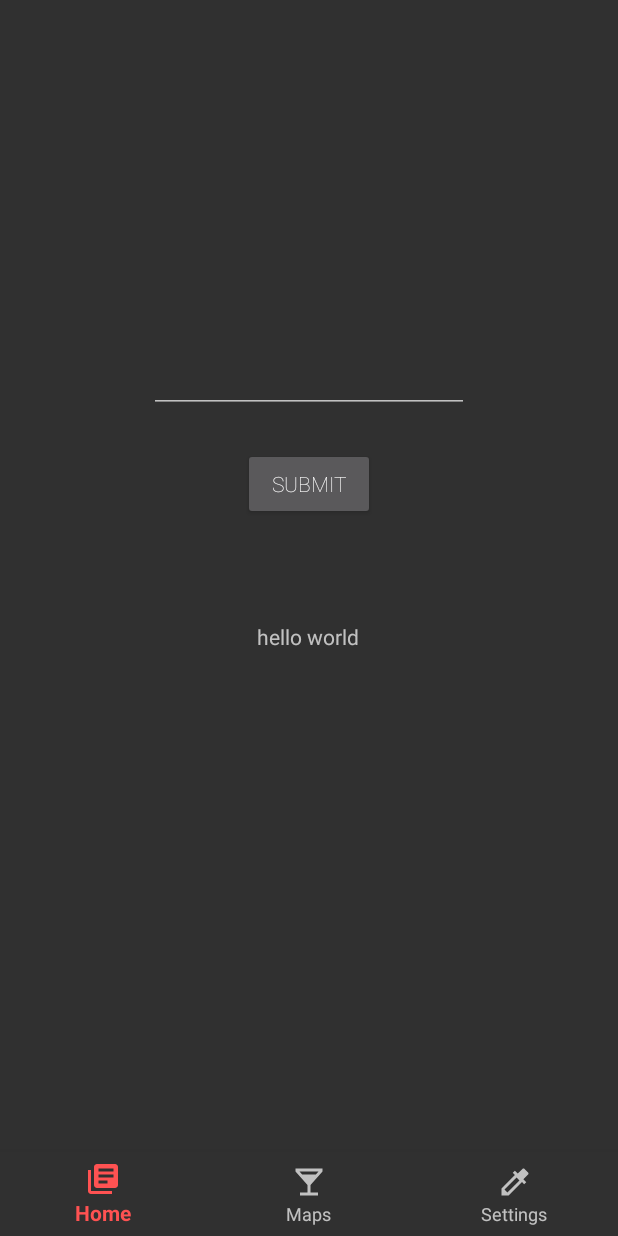
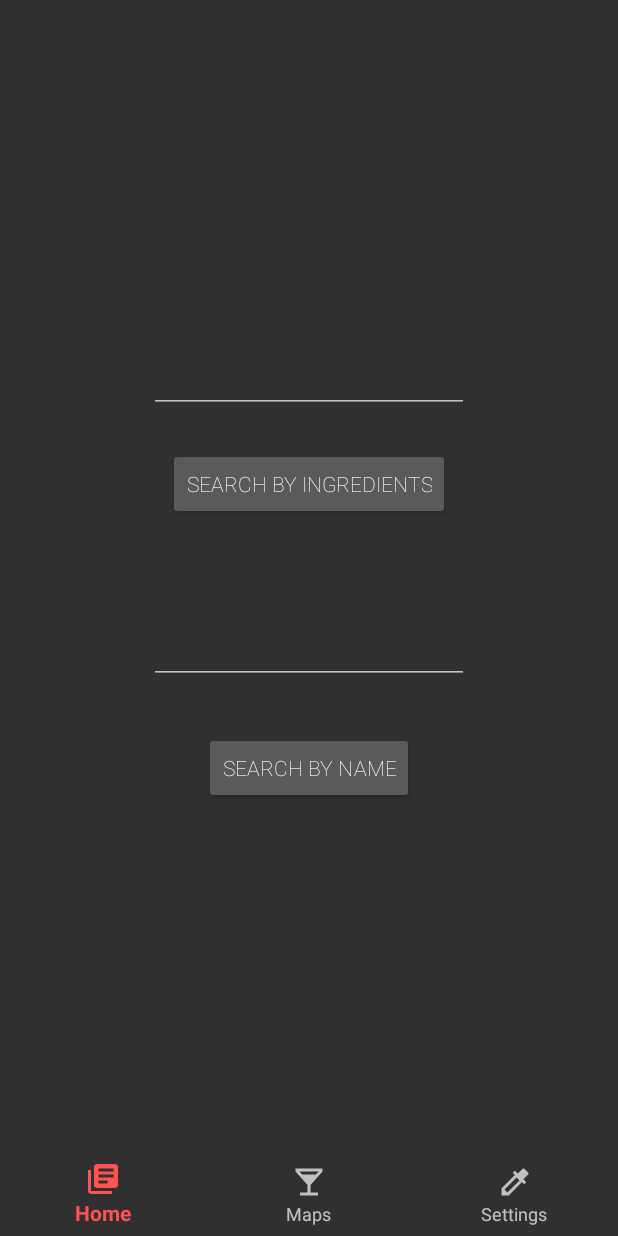
Before and after one commit to MysteryGenius/MezclaMAD, an Android app: the fragment SearchFragment placed in its activity, on a phone screen of 412 x 824 dp. Run offline under Robolectric (Android 15) with nearby library versions, the phone set to English and light mode, and no system bars; our stand-ins replace Firebase (no records; nobody signed in at launch, a user with empty details on screens opened directly).

Commit message:
i wanna die

```diff
--- a/app/src/main/java/com/example/chai/cocktails/utils/Constants.java
+++ b/app/src/main/java/com/example/chai/cocktails/utils/Constants.java
@@ -7,6 +7,7 @@ public class Constants {
     public static final String FILTER_GLASS = "filter.php?g=";
     public static final String FILTER_INGREDIENTS = "filter.php?i=";
     public static final String LOOKUP_BY_ID = "lookup.php?i=";
+    public static final String LOOKUP_BY_NAME = "search.php?s=";
 
     public static final String CATEGORY_NAME = "categoryName";
     public static final String TYPE = "type";
--- a/app/src/main/java/com/example/chai/cocktails/views/fragments/SearchFragment.java
+++ b/app/src/main/java/com/example/chai/cocktails/views/fragments/SearchFragment.java
@@ -22,6 +22,9 @@ public class SearchFragment extends Fragment {
     Button submitBtn;
     TextView checkTxt;
 
+    EditText searchName;
+    Button nameBtn;
+
     public SearchFragment() {
     }
 
@@ -36,11 +39,20 @@ public class SearchFragment extends Fragment {
         editText = view.findViewById(R.id.editText);
         submitBtn = view.findViewById(R.id.submitBtn);
         checkTxt = view.findViewById(R.id.textView);
+        searchName = view.findViewById(R.id.SearchByName);
+        nameBtn = view.findViewById(R.id.nameBtn);
 
         submitBtn.setOnClickListener(new View.OnClickListener() {
             @Override
             public void onClick(View v) {
                 submitBtnHandler();
+            }
+        });
+
+        nameBtn.setOnClickListener(new View.OnClickListener(){
+            @Override
+            public void onClick(View v) {
+                nameBtnHandler();
             }
         });
 
@@ -53,6 +65,14 @@ public class SearchFragment extends Fragment {
         intent.putExtra(Constants.TYPE, Constants.FILTER_INGREDIENTS);
         view.getContext().startActivity(intent);
     }
+
+    void nameBtnHandler(){
+        String ingredients = searchName.getText().toString();
+        Intent intent = new Intent(view.getContext(), DrinkDetailListingActivity.class);
+        intent.putExtra(Constants.CATEGORY_NAME, ingredients);
+        intent.putExtra(Constants.TYPE, Constants.LOOKUP_BY_NAME);
+        view.getContext().startActivity(intent);
+    }
     public interface OnFragmentInteractionListener {
         void onFragmentInteraction(Uri uri);
     }
--- a/app/src/main/res/layout/fragment_search.xml
+++ b/app/src/main/res/layout/fragment_search.xml
@@ -1,5 +1,6 @@
 <?xml version="1.0" encoding="utf-8"?>
 <android.support.constraint.ConstraintLayout xmlns:android="http://schemas.android.com/apk/res/android"
+    xmlns:tools="http://schemas.android.com/tools"
     android:layout_width="match_parent"
     android:layout_height="match_parent"
     xmlns:app="http://schemas.android.com/apk/res-auto">
@@ -13,10 +14,11 @@
         android:layout_marginEnd="99dp"
         android:layout_marginBottom="23dp"
         android:ems="10"
-        android:fontFamily="sans-serif-light"
+        android:fontFamily="sans-serif-thin"
         android:inputType="textPersonName"
         app:layout_constraintBottom_toTopOf="@+id/submitBtn"
         app:layout_constraintEnd_toEndOf="parent"
+        app:layout_constraintHorizontal_bias="0.0"
         app:layout_constraintStart_toStartOf="parent"
         app:layout_constraintTop_toTopOf="parent" />
 
@@ -28,22 +30,34 @@
         android:layout_marginTop="23dp"
         android:layout_marginEnd="162dp"
         android:fontFamily="sans-serif-thin"
-        android:text="Submit"
+        android:text="Search By Ingredients"
         app:layout_constraintEnd_toEndOf="parent"
         app:layout_constraintStart_toStartOf="parent"
         app:layout_constraintTop_toBottomOf="@+id/editText" />
 
-    <TextView
-        android:id="@+id/textView"
+    <EditText
+        android:id="@+id/SearchByName"
         android:layout_width="wrap_content"
         android:layout_height="wrap_content"
-        android:layout_marginStart="170dp"
-        android:layout_marginTop="68dp"
-        android:layout_marginEnd="171dp"
-        android:layout_marginBottom="298dp"
-        android:text="hello world"
-        app:layout_constraintBottom_toBottomOf="parent"
+        android:layout_marginTop="64dp"
+        android:layout_marginBottom="32dp"
+        android:ems="10"
+        android:fontFamily="sans-serif-thin"
+        android:inputType="textPersonName"
+        app:layout_constraintBottom_toTopOf="@+id/nameBtn"
         app:layout_constraintEnd_toEndOf="parent"
         app:layout_constraintStart_toStartOf="parent"
         app:layout_constraintTop_toBottomOf="@+id/submitBtn" />
+
+    <Button
+        android:id="@+id/nameBtn"
+        android:layout_width="wrap_content"
+        android:layout_height="wrap_content"
+        android:layout_marginTop="32dp"
+        android:fontFamily="sans-serif-thin"
+        android:text="Search by name"
+        app:layout_constraintEnd_toEndOf="parent"
+        app:layout_constraintStart_toStartOf="parent"
+        app:layout_constraintTop_toBottomOf="@+id/SearchByName" />
+
 </android.support.constraint.ConstraintLayout>
```
